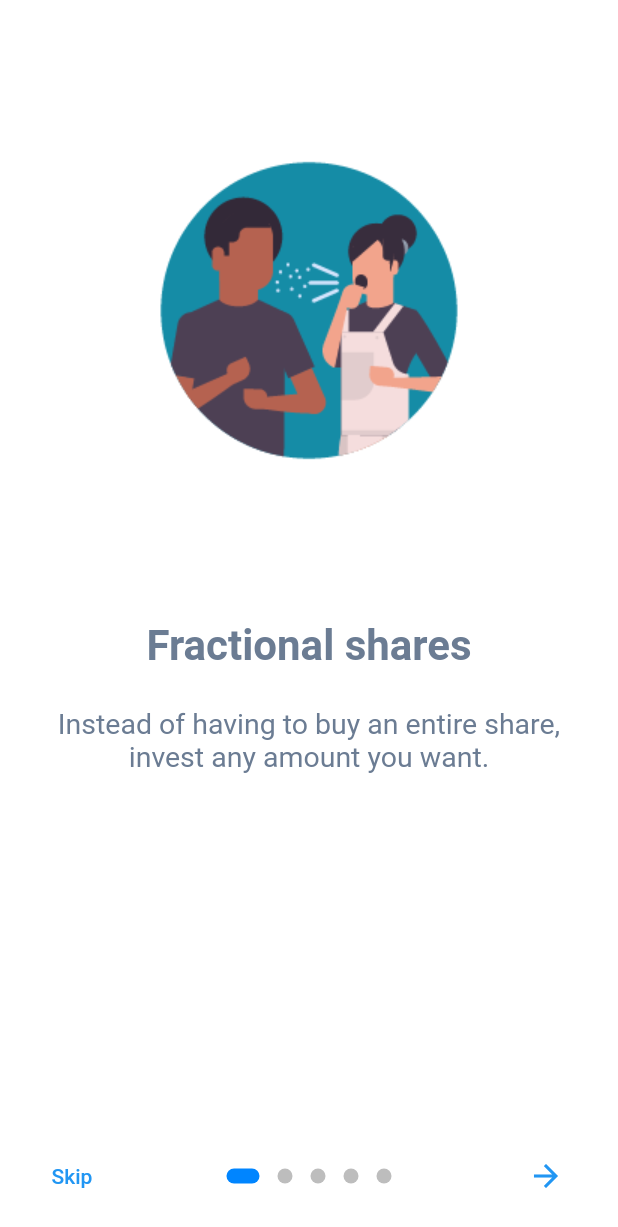
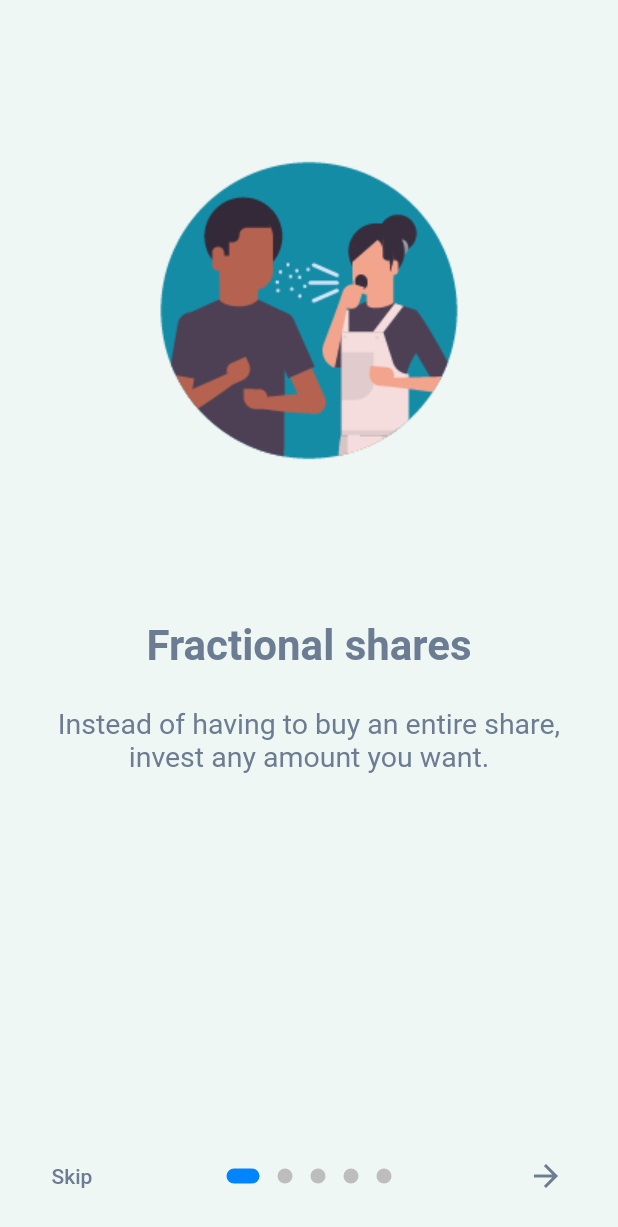
Before and after one commit to kerrongordon/covid19, a Flutter app: the OnBoardingPage widget shown alone on an empty page, opened directly, on a phone screen of 412 x 824 dp. Shown: the top 1227 px of the screen. Run offline on Flutter 3.47's test engine with Material 2 defaults, Android fonts, the phone set to English and light mode, and no system bars; drawn by our look-alikes of introduction_screen; our stand-ins replace adaptive_theme, bottom_navy_bar, cached_network_image, dio, fl_chart, flutter_icons and 1 more; missing offline and left inert: dio_http_cache, flutter_animator, link, loading_animations; accounts and stored records are empty; statements that could not run were skipped.

Commit message:
update on boarding page

```diff
--- a/lib/screens/boarding/on-boarding-screen.dart
+++ b/lib/screens/boarding/on-boarding-screen.dart
@@ -26,11 +26,12 @@ class _OnBoardingPageState extends State<OnBoardingPage> {
   @override
   Widget build(BuildContext context) {
     const bodyStyle = TextStyle(fontSize: 19.0);
-    const pageDecoration = const PageDecoration(
+    final textcolor = Theme.of(context).textTheme.bodyText1.color;
+    var pageDecoration = PageDecoration(
       titleTextStyle: TextStyle(fontSize: 28.0, fontWeight: FontWeight.w700),
       bodyTextStyle: bodyStyle,
       descriptionPadding: EdgeInsets.fromLTRB(16.0, 0.0, 16.0, 16.0),
-      pageColor: Colors.white,
+      pageColor: Theme.of(context).backgroundColor,
       imagePadding: EdgeInsets.zero,
     );
 
@@ -96,9 +97,21 @@ class _OnBoardingPageState extends State<OnBoardingPage> {
       showSkipButton: true,
       skipFlex: 0,
       nextFlex: 0,
-      skip: const Text('Skip'),
-      next: const Icon(Icons.arrow_forward),
-      done: const Text('Done', style: TextStyle(fontWeight: FontWeight.w600)),
+      skip: Text(
+        'Skip',
+        style: TextStyle(color: textcolor),
+      ),
+      next: Icon(
+        Icons.arrow_forward,
+        color: textcolor,
+      ),
+      done: Text(
+        'Done',
+        style: TextStyle(
+          fontWeight: FontWeight.w600,
+          color: textcolor,
+        ),
+      ),
       dotsDecorator: const DotsDecorator(
         size: Size(10.0, 10.0),
         color: Color(0xFFBDBDBD),
```
